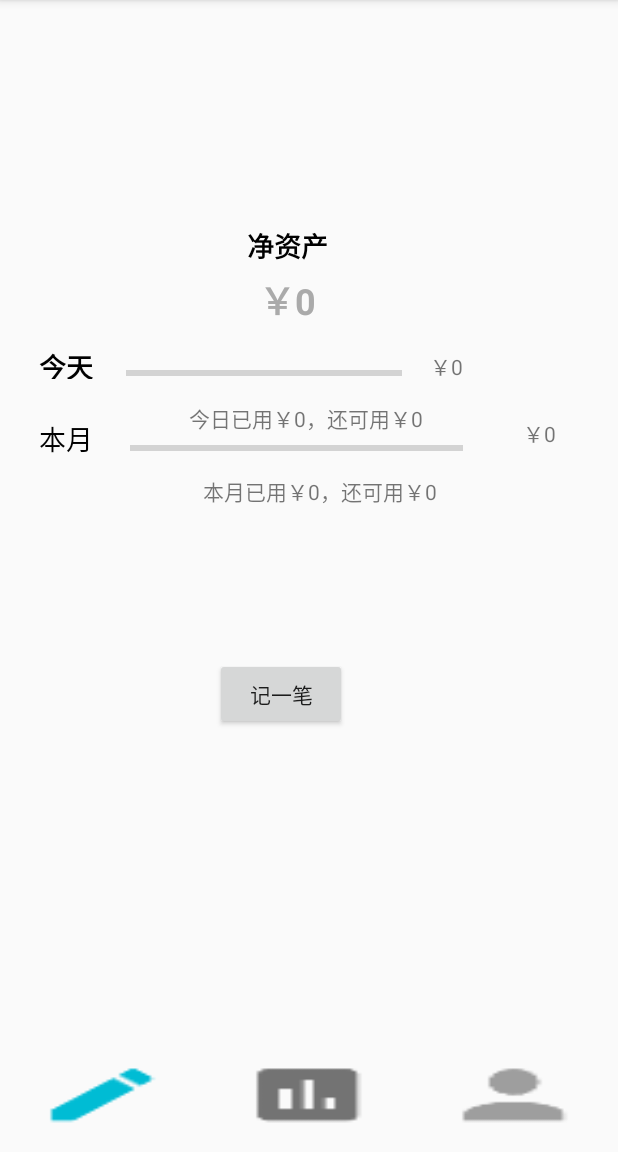
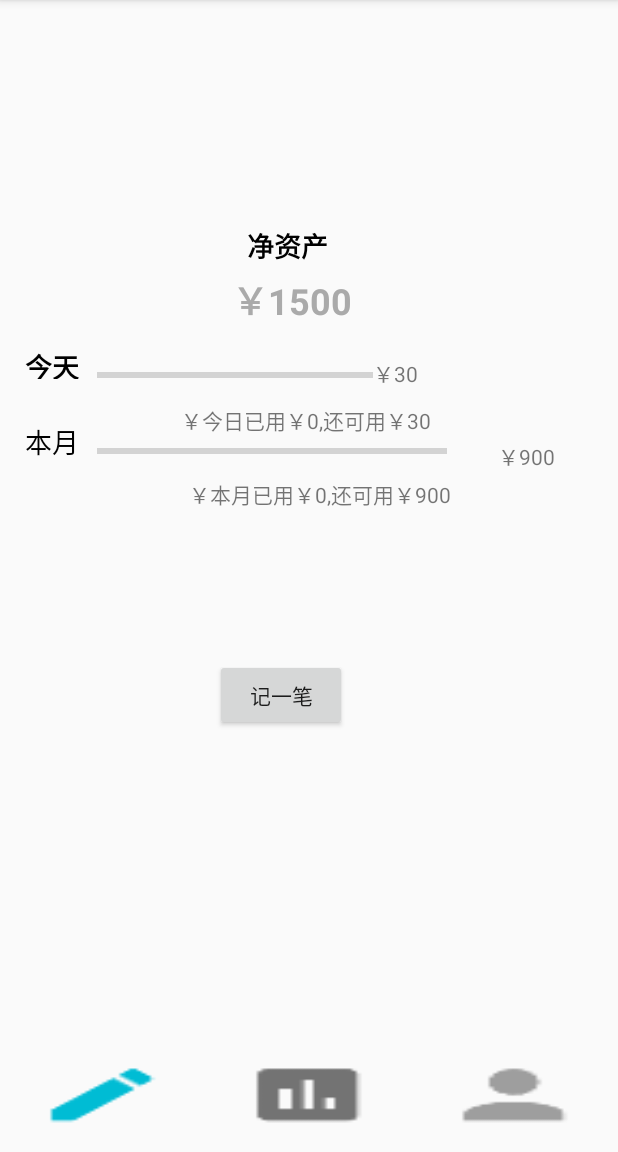
Before and after one commit to Elon-joker/-, an Android app: the screen it shows after launch (MainActivity), on a phone screen of 412 x 824 dp, the part 84-1236 px from its top. Run offline under Robolectric (Android 15) with nearby library versions, the phone set to English and light mode, and no system bars.

Commit message:
解决显示的空指针问题

```diff
--- a/app/src/main/java/com/example/a26498/FragmentMain.java
+++ b/app/src/main/java/com/example/a26498/FragmentMain.java
@@ -1,10 +1,9 @@
 package com.example.a26498;
 
-import android.content.Intent;
+import android.content.SharedPreferences;
 import android.os.Bundle;
 import android.support.annotation.Nullable;
 import android.support.v4.app.Fragment;
-import android.util.Log;
 import android.view.LayoutInflater;
 import android.view.View;
 import android.view.ViewGroup;
@@ -17,7 +16,7 @@ public class FragmentMain extends Fragment {
     private TextView textShowDayMassage;
     private TextView textShowMothMassage;
     private TextView textShowMoneyHave;
-    static View view;
+    private View view;
     private ProgressBar proBarDay,proBarMoth;
 
 
@@ -29,20 +28,24 @@ public class FragmentMain extends Fragment {
             ViewGroup parent=(ViewGroup)view.getParent();
             if(null!=parent){
                 parent.removeView(view);
-                bindView(view);
             }
-            bindView(view);
         }
         else{
         view = inflater.inflate(R.layout.fragment_main,container,false);
-            Log.i("谁先","onCreateView");
         bindView(view);
         }
+
         return view;
     }
+@Override
+public void onStart(){
+        super.onStart();
+        MainActivity mainActivity=(MainActivity)getActivity();
+        disPlay(mainActivity.getMoneyOutDay(),mainActivity.getMoneyOutMoth(),mainActivity.getUserClass(),mainActivity.getSharedPreDate());
+}
 
     // 绑定控件,初始化
-    private void bindView(View view){
+    public void bindView(View view){
         textShowDayMassage=view.findViewById(R.id.textShowDayMassage);
         textShowMothMassage=view.findViewById(R.id.textShowMothMassage);
         textShowMoneyHave=view.findViewById(R.id.textShowMoney);
@@ -50,26 +53,10 @@ public class FragmentMain extends Fragment {
         textMothMoneyHope=view.findViewById(R.id.textMothHP);
         proBarDay = view.findViewById(R.id.proBarToday);
         proBarMoth = view.findViewById(R.id.proBarMoth);
+
     }
 
     /*get and set*/
-
-    public TextView getTextDayMoneyHope() {
-        return textDayMoneyHope;
-    }
-
-    public void setTextDayMoneyHope(TextView textDayMoneyHope) {
-        this.textDayMoneyHope = textDayMoneyHope;
-    }
-
-    public TextView getTextMothMoneyHope() {
-        return textMothMoneyHope;
-    }
-
-    public void setTextMothMoneyHope(TextView textMothMoneyHope) {
-        this.textMothMoneyHope = textMothMoneyHope;
-    }
-
     public TextView getTextShowDayMassage() {
         return textShowDayMassage;
     }
@@ -86,28 +73,12 @@ public class FragmentMain extends Fragment {
         this.textShowMothMassage = textShowMothMassage;
     }
 
-    public ProgressBar getProBarDay() {
-        return proBarDay;
-    }
-
-    public void setProBarDay(ProgressBar proBarDay) {
-        this.proBarDay = proBarDay;
-    }
-
     public ProgressBar getProBarMoth() {
         return proBarMoth;
     }
 
     public void setProBarMoth(ProgressBar proBarMoth) {
         this.proBarMoth = proBarMoth;
-    }
-
-    public TextView getTextShowMoneyHave() {
-        return textShowMoneyHave;
-    }
-
-    public void setTextShowMoneyHave(TextView textShowMoneyHave) {
-        this.textShowMoneyHave = textShowMoneyHave;
     }
 
     /*一般方法*/
@@ -117,6 +88,22 @@ public class FragmentMain extends Fragment {
             proBarMoth.setProgress(moneyOutMoth*100/allMothMoney);
         }
     }
+    public void disPlay(int moneyOutDay,int moneyOutMoth,UserClass userClass,SharedPreferences sharedPreDate){
+        String textPlayDay="今日已用￥"+sharedPreDate.getInt("moneyDayOut",0)+",还可用￥"+(userClass.getMoneyTotalDay()-sharedPreDate.getInt("moneyDayOut",0));
+        String textPlayMoth="本月已用￥"+sharedPreDate.getInt("moneyMothOut",0)+",还可用￥"+(userClass.getMoneyTotalMoth()-sharedPreDate.getInt("moneyMothOut",0));
+        String textDay="￥"+textPlayDay;
+        String textMoth="￥"+textPlayMoth;
+        textShowDayMassage.setText(textDay);
+        textShowMothMassage.setText(textMoth);
 
+        String textMH="￥"+(userClass.getMoneyHave()-sharedPreDate.getInt("moneyMothOut",0));
+        textShowMoneyHave.setText(textMH);
+        setPro(moneyOutDay,moneyOutMoth,userClass.getMoneyTotalDay(),userClass.getMoneyTotalMoth());
+
+        String TM="￥"+(userClass.getMoneyTotalMoth());
+        String TD="￥"+(userClass.getMoneyTotalDay());
+        textMothMoneyHope.setText(TM);
+        textDayMoneyHope.setText(TD);
+    }
 
 }
--- a/app/src/main/java/com/example/a26498/FragmentUser.java
+++ b/app/src/main/java/com/example/a26498/FragmentUser.java
@@ -27,7 +27,6 @@ public class FragmentUser extends Fragment {
         else{
             view = inflater.inflate(R.layout.fragment_user,container,false);
             bindView(view);
-            Log.i("谁先","User");
         }
         return view;
     }
--- a/app/src/main/java/com/example/a26498/MainActivity.java
+++ b/app/src/main/java/com/example/a26498/MainActivity.java
@@ -36,11 +36,13 @@ public class MainActivity extends AppCompatActivity implements View.OnClickListe
 
         sharedPreDate=getSharedPreferences("moneyData",MODE_PRIVATE);
         editor=sharedPreDate.edit();
-
         bindView();
+        }
+    @Override
+     public void onStart(){
+        super.onStart();
         onClick(textMain);
         }
-
     @Override
     public void onClick(View v) {
         FragmentManager fragmentManager=getSupportFragmentManager();
@@ -50,7 +52,7 @@ public class MainActivity extends AppCompatActivity implements View.OnClickListe
             transaction.add(R.id.fragmentContainer,fragmentShow);
             transaction.add(R.id.fragmentContainer,fragmentUser);
             flag=false;
-            transaction.commit();
+
         }
         hideFragment(transaction);
         switch(v.getId()){
@@ -58,13 +60,12 @@ public class MainActivity extends AppCompatActivity implements View.OnClickListe
                 setUnSelected();
                 textMain.setSelected(true);
                 transaction.show(fragmentMain);
-                //disPlay();//这里有问题
+
                 break;
             case R.id.textShow:
                 setUnSelected();
                 textShow.setSelected(true);
                     transaction.show(fragmentShow);
-
                 break;
             case R.id.textUser:
                 setUnSelected();
@@ -90,39 +91,10 @@ public class MainActivity extends AppCompatActivity implements View.OnClickListe
                         }
 
                     });
+
                 break;
         }
-        Log.i("谁先","commit");
-   //     transaction.commit();
-    }
-
-    public void setUnSelected(){
-        textMain.setSelected(false);
-        textShow.setSelected(false);
-        textUser.setSelected(false);
-    }
-
-    public void bindView(){
-        textMain=this.findViewById(R.id.textMain);
-        textShow=this.findViewById(R.id.textShow);
-        textUser=this.findViewById(R.id.textUser);
-
-        textMain.setOnClickListener(this);
-        textShow.setOnClickListener(this);
-        textUser.setOnClickListener(this);
-
-
-    }
-    public void hideFragment(FragmentTransaction transaction){
-            transaction.hide(fragmentMain);
-            transaction.hide(fragmentShow);
-            transaction.hide(fragmentUser);
-    }
-
-    public void onClickBtn(View view){
-        Intent intent = new Intent(MainActivity.this,MarkActivity.class);
-        startActivityForResult(intent,1);
-        //startActivity(intent);
+        transaction.commit();
     }
     @Override
     protected void onActivityResult(int requestCode, int resultCode, Intent data) {
@@ -135,7 +107,7 @@ public class MainActivity extends AppCompatActivity implements View.OnClickListe
                  editor.putInt("moneyDayOut",moneyOutDay);
                  editor.putInt("moneyMothOut",moneyOutMoth);
                  editor.apply();
-                 disPlay();
+                 fragmentMain.disPlay(moneyOutDay,moneyOutMoth,userClass,sharedPreDate);
              }
               break;
 
@@ -150,30 +122,51 @@ public class MainActivity extends AppCompatActivity implements View.OnClickListe
                    userClass.setMoneyTotalDay(sharedPreDate.getInt("moneyDayHope",0));
                    userClass.setMoneyTotalMoth(sharedPreDate.getInt("moneyMothHope",0));
                    userClass.setMoneyHave(sharedPreDate.getInt("moneyHave",0));
-                   disPlay();
+                   fragmentMain.disPlay(moneyOutDay,moneyOutMoth,userClass,sharedPreDate);
            }
                break;
            default:
        }
     }
+/*一般方法*/
+    public void onClickBtn(View view){
+        Intent intent = new Intent(MainActivity.this,MarkActivity.class);
+        startActivityForResult(intent,1);
+    }
+    public void hideFragment(FragmentTransaction transaction){
+        transaction.hide(fragmentMain);
+        transaction.hide(fragmentShow);
+        transaction.hide(fragmentUser);
+    }
+    public void setUnSelected(){
+        textMain.setSelected(false);
+        textShow.setSelected(false);
+        textUser.setSelected(false);
+    }
+    public void bindView(){
+        textMain=this.findViewById(R.id.textMain);
+        textShow=this.findViewById(R.id.textShow);
+        textUser=this.findViewById(R.id.textUser);
 
-    public void disPlay(){
-        String textPlayDay="今日已用￥"+sharedPreDate.getInt("moneyDayOut",0)+",还可用￥"+(userClass.getMoneyTotalDay()-sharedPreDate.getInt("moneyDayOut",0));
-        String textPlayMoth="本月已用￥"+sharedPreDate.getInt("moneyMothOut",0)+",还可用￥"+(userClass.getMoneyTotalMoth()-sharedPreDate.getInt("moneyMothOut",0));
-        String textDay="￥"+textPlayDay;
-        String textMoth="￥"+textPlayMoth;
-        fragmentMain.getTextShowDayMassage().setText(textDay);
-        fragmentMain.getTextShowMothMassage().setText(textMoth);
-
-        String textMH="￥"+(userClass.getMoneyHave()-sharedPreDate.getInt("moneyMothOut",0));
-        fragmentMain.getTextShowMoneyHave().setText(textMH);
-        fragmentMain.setPro(moneyOutDay,moneyOutMoth,userClass.getMoneyTotalDay(),userClass.getMoneyTotalMoth());
-
-        String TM="￥"+(userClass.getMoneyTotalMoth());
-        String TD="￥"+(userClass.getMoneyTotalDay());
-        fragmentMain.getTextMothMoneyHope().setText(TM);
-        fragmentMain.getTextDayMoneyHope().setText(TD);
+        textMain.setOnClickListener(this);
+        textShow.setOnClickListener(this);
+        textUser.setOnClickListener(this);
     }
 
+/*get and set*/
+
+    public UserClass getUserClass() {
+        return userClass;
+    }
+
+    public int getMoneyOutDay() {
+        return moneyOutDay;
+    }
+    public int getMoneyOutMoth() {
+        return moneyOutMoth;
+    }
+    public SharedPreferences getSharedPreDate() {
+        return sharedPreDate;
+    }
 
 }
--- a/app/src/main/res/layout/fragment_main.xml
+++ b/app/src/main/res/layout/fragment_main.xml
@@ -29,8 +29,8 @@
 
     <TextView
         android:id="@+id/textShowMoney"
-        android:layout_width="82dp"
-        android:layout_height="33dp"
+        android:layout_width="151dp"
+        android:layout_height="32dp"
         android:layout_marginStart="8dp"
         android:layout_marginLeft="8dp"
         android:layout_marginTop="8dp"
@@ -65,7 +65,7 @@
         android:textStyle="bold"
         app:layout_constraintBottom_toBottomOf="parent"
         app:layout_constraintEnd_toEndOf="parent"
-        app:layout_constraintHorizontal_bias="0.051"
+        app:layout_constraintHorizontal_bias="0.024"
         app:layout_constraintStart_toStartOf="parent"
         app:layout_constraintTop_toTopOf="parent"
         app:layout_constraintVertical_bias="0.272" />
@@ -85,10 +85,10 @@
         android:textSize="18sp"
         app:layout_constraintBottom_toBottomOf="parent"
         app:layout_constraintEnd_toEndOf="parent"
-        app:layout_constraintHorizontal_bias="0.051"
+        app:layout_constraintHorizontal_bias="0.024"
         app:layout_constraintStart_toStartOf="parent"
         app:layout_constraintTop_toBottomOf="@+id/textView4"
-        app:layout_constraintVertical_bias="0.065" />
+        app:layout_constraintVertical_bias="0.07" />
 
     <ProgressBar
         android:id="@+id/proBarToday"
@@ -104,15 +104,15 @@
         android:max="100"
         app:layout_constraintBottom_toBottomOf="parent"
         app:layout_constraintEnd_toEndOf="parent"
-        app:layout_constraintHorizontal_bias="0.067"
+        app:layout_constraintHorizontal_bias="0.0"
         app:layout_constraintStart_toEndOf="@+id/textView4"
         app:layout_constraintTop_toBottomOf="@+id/textShowMoney"
-        app:layout_constraintVertical_bias="0.0" />
+        app:layout_constraintVertical_bias="0.008" />
 
     <ProgressBar
         android:id="@+id/proBarMoth"
         style="?android:attr/progressBarStyleHorizontal"
-        android:layout_width="222dp"
+        android:layout_width="233dp"
         android:layout_height="19dp"
         android:layout_marginStart="8dp"
         android:layout_marginLeft="8dp"
@@ -123,10 +123,10 @@
         android:max="100"
         app:layout_constraintBottom_toBottomOf="parent"
         app:layout_constraintEnd_toEndOf="parent"
-        app:layout_constraintHorizontal_bias="0.119"
+        app:layout_constraintHorizontal_bias="0.0"
         app:layout_constraintStart_toEndOf="@+id/textView5"
         app:layout_constraintTop_toBottomOf="@+id/proBarToday"
-        app:layout_constraintVertical_bias="0.08" />
+        app:layout_constraintVertical_bias="0.084" />
 
     <Button
         android:id="@+id/btnMark"
@@ -186,41 +186,37 @@
 
     <TextView
         android:id="@+id/textDayHP"
-        android:layout_width="43dp"
+        android:layout_width="91dp"
         android:layout_height="19dp"
-        android:layout_marginStart="8dp"
-        android:layout_marginLeft="8dp"
-        android:layout_marginTop="5dp"
+        android:layout_marginTop="24dp"
         android:layout_marginEnd="8dp"
         android:layout_marginRight="8dp"
         android:layout_marginBottom="8dp"
-        android:gravity="center"
+        android:gravity="left"
         android:text="@string/text_0"
         app:layout_constraintBottom_toBottomOf="parent"
         app:layout_constraintEnd_toEndOf="parent"
         app:layout_constraintHorizontal_bias="0.0"
         app:layout_constraintStart_toEndOf="@+id/proBarToday"
-        app:layout_constraintTop_toTopOf="parent"
-        app:layout_constraintVertical_bias="0.281" />
+        app:layout_constraintTop_toBottomOf="@+id/textShowMoney"
+        app:layout_constraintVertical_bias="0.0" />
 
     <TextView
         android:id="@+id/textMothHP"
-        android:layout_width="39dp"
+        android:layout_width="72dp"
         android:layout_height="17dp"
-        android:layout_marginStart="8dp"
-        android:layout_marginLeft="8dp"
         android:layout_marginTop="8dp"
         android:layout_marginEnd="8dp"
         android:layout_marginRight="8dp"
-        android:layout_marginBottom="16dp"
-        android:gravity="center"
+        android:layout_marginBottom="8dp"
+        android:gravity="left"
         android:text="@string/_0"
         app:layout_constraintBottom_toBottomOf="parent"
         app:layout_constraintEnd_toEndOf="parent"
-        app:layout_constraintHorizontal_bias="0.93"
+        app:layout_constraintHorizontal_bias="1.0"
         app:layout_constraintStart_toStartOf="parent"
-        app:layout_constraintTop_toTopOf="parent"
-        app:layout_constraintVertical_bias="0.385" />
+        app:layout_constraintTop_toBottomOf="@+id/proBarToday"
+        app:layout_constraintVertical_bias="0.089999974" />
 
 
 
```
